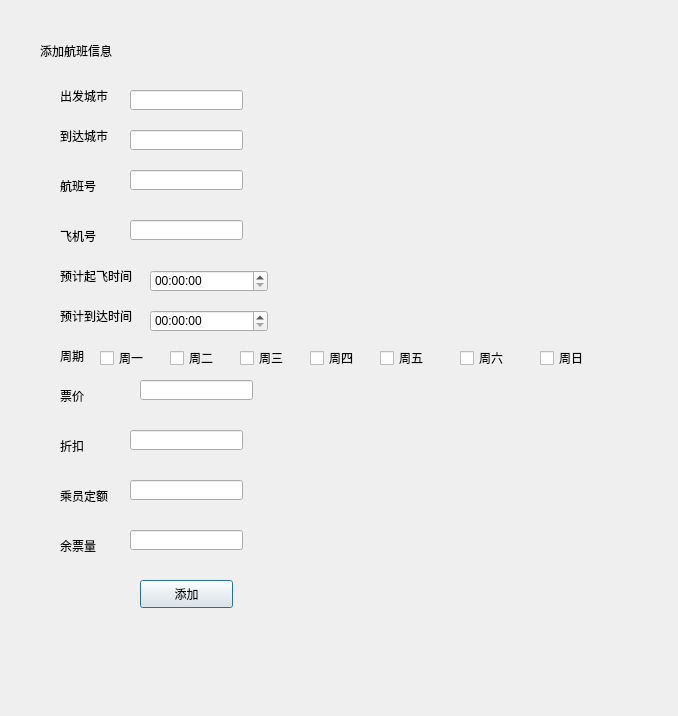
Old version of the form addflight.ui in the repository Dansheng/FlightSystem.
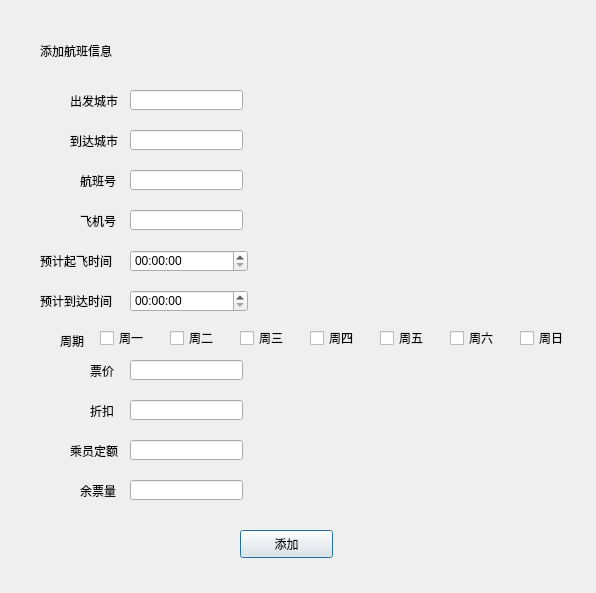
New version of the form.

```diff
--- a/addflight.ui
+++ b/addflight.ui
@@ -6,8 +6,8 @@
    <rect>
     <x>0</x>
     <y>0</y>
-    <width>678</width>
-    <height>716</height>
+    <width>596</width>
+    <height>593</height>
    </rect>
   </property>
   <property name="windowTitle">
@@ -39,10 +39,10 @@
   <widget class="QLabel" name="CityStart_label">
    <property name="geometry">
     <rect>
-     <x>60</x>
-     <y>70</y>
-     <width>101</width>
-     <height>51</height>
+     <x>70</x>
+     <y>90</y>
+     <width>61</width>
+     <height>21</height>
     </rect>
    </property>
    <property name="text">
@@ -52,10 +52,10 @@
   <widget class="QLabel" name="CityEnd_label">
    <property name="geometry">
     <rect>
-     <x>60</x>
-     <y>110</y>
-     <width>101</width>
-     <height>51</height>
+     <x>70</x>
+     <y>130</y>
+     <width>61</width>
+     <height>21</height>
     </rect>
    </property>
    <property name="text">
@@ -85,10 +85,10 @@
   <widget class="QLabel" name="FightNumber_label">
    <property name="geometry">
     <rect>
-     <x>60</x>
-     <y>160</y>
-     <width>101</width>
-     <height>51</height>
+     <x>80</x>
+     <y>170</y>
+     <width>41</width>
+     <height>21</height>
     </rect>
    </property>
    <property name="text">
@@ -99,7 +99,7 @@
    <property name="geometry">
     <rect>
      <x>130</x>
-     <y>220</y>
+     <y>210</y>
      <width>113</width>
      <height>20</height>
     </rect>
@@ -111,10 +111,10 @@
   <widget class="QLabel" name="PlaneNumber_label">
    <property name="geometry">
     <rect>
-     <x>60</x>
+     <x>80</x>
      <y>210</y>
-     <width>101</width>
-     <height>51</height>
+     <width>41</width>
+     <height>21</height>
     </rect>
    </property>
    <property name="text">
@@ -124,10 +124,10 @@
   <widget class="QLabel" name="TimeStart_label">
    <property name="geometry">
     <rect>
-     <x>60</x>
+     <x>40</x>
      <y>250</y>
-     <width>101</width>
-     <height>51</height>
+     <width>81</width>
+     <height>21</height>
     </rect>
    </property>
    <property name="text">
@@ -137,10 +137,10 @@
   <widget class="QLabel" name="TimeEnd_label">
    <property name="geometry">
     <rect>
-     <x>60</x>
+     <x>40</x>
      <y>290</y>
-     <width>101</width>
-     <height>51</height>
+     <width>81</width>
+     <height>21</height>
     </rect>
    </property>
    <property name="text">
@@ -150,10 +150,10 @@
   <widget class="QLabel" name="Price_label">
    <property name="geometry">
     <rect>
-     <x>60</x>
-     <y>370</y>
-     <width>101</width>
-     <height>51</height>
+     <x>90</x>
+     <y>360</y>
+     <width>31</width>
+     <height>21</height>
     </rect>
    </property>
    <property name="text">
@@ -163,8 +163,8 @@
   <widget class="QLineEdit" name="Price_Line">
    <property name="geometry">
     <rect>
-     <x>140</x>
-     <y>380</y>
+     <x>130</x>
+     <y>360</y>
      <width>113</width>
      <height>20</height>
     </rect>
@@ -176,10 +176,10 @@
   <widget class="QLabel" name="Discount_label">
    <property name="geometry">
     <rect>
-     <x>60</x>
-     <y>420</y>
-     <width>101</width>
-     <height>51</height>
+     <x>90</x>
+     <y>400</y>
+     <width>31</width>
+     <height>21</height>
     </rect>
    </property>
    <property name="text">
@@ -190,7 +190,7 @@
    <property name="geometry">
     <rect>
      <x>130</x>
-     <y>430</y>
+     <y>400</y>
      <width>113</width>
      <height>20</height>
     </rect>
@@ -202,10 +202,10 @@
   <widget class="QLabel" name="PeopleNumber_label">
    <property name="geometry">
     <rect>
-     <x>60</x>
-     <y>470</y>
-     <width>101</width>
-     <height>51</height>
+     <x>70</x>
+     <y>440</y>
+     <width>51</width>
+     <height>21</height>
     </rect>
    </property>
    <property name="text">
@@ -216,7 +216,7 @@
    <property name="geometry">
     <rect>
      <x>130</x>
-     <y>480</y>
+     <y>440</y>
      <width>113</width>
      <height>20</height>
     </rect>
@@ -228,10 +228,10 @@
   <widget class="QLabel" name="TicketLeft_Label">
    <property name="geometry">
     <rect>
-     <x>60</x>
-     <y>520</y>
-     <width>101</width>
-     <height>51</height>
+     <x>80</x>
+     <y>480</y>
+     <width>41</width>
+     <height>21</height>
     </rect>
    </property>
    <property name="text">
@@ -242,7 +242,7 @@
    <property name="geometry">
     <rect>
      <x>130</x>
-     <y>530</y>
+     <y>480</y>
      <width>113</width>
      <height>20</height>
     </rect>
@@ -254,8 +254,8 @@
   <widget class="QPushButton" name="pushButton">
    <property name="geometry">
     <rect>
-     <x>140</x>
-     <y>580</y>
+     <x>240</x>
+     <y>530</y>
      <width>93</width>
      <height>28</height>
     </rect>
@@ -267,8 +267,8 @@
   <widget class="QTimeEdit" name="TimeStart">
    <property name="geometry">
     <rect>
-     <x>150</x>
-     <y>270</y>
+     <x>130</x>
+     <y>250</y>
      <width>118</width>
      <height>22</height>
     </rect>
@@ -277,8 +277,8 @@
   <widget class="QTimeEdit" name="TimeEnd">
    <property name="geometry">
     <rect>
-     <x>150</x>
-     <y>310</y>
+     <x>130</x>
+     <y>290</y>
      <width>118</width>
      <height>22</height>
     </rect>
@@ -289,8 +289,8 @@
     <rect>
      <x>60</x>
      <y>330</y>
-     <width>101</width>
-     <height>51</height>
+     <width>31</width>
+     <height>21</height>
     </rect>
    </property>
    <property name="text">
@@ -301,8 +301,8 @@
    <property name="geometry">
     <rect>
      <x>100</x>
-     <y>350</y>
-     <width>71</width>
+     <y>330</y>
+     <width>51</width>
      <height>16</height>
     </rect>
    </property>
@@ -317,7 +317,7 @@
    <property name="geometry">
     <rect>
      <x>170</x>
-     <y>350</y>
+     <y>330</y>
      <width>71</width>
      <height>16</height>
     </rect>
@@ -330,7 +330,7 @@
    <property name="geometry">
     <rect>
      <x>240</x>
-     <y>350</y>
+     <y>330</y>
      <width>71</width>
      <height>16</height>
     </rect>
@@ -343,7 +343,7 @@
    <property name="geometry">
     <rect>
      <x>310</x>
-     <y>350</y>
+     <y>330</y>
      <width>71</width>
      <height>16</height>
     </rect>
@@ -356,7 +356,7 @@
    <property name="geometry">
     <rect>
      <x>380</x>
-     <y>350</y>
+     <y>330</y>
      <width>71</width>
      <height>16</height>
     </rect>
@@ -368,8 +368,8 @@
   <widget class="QCheckBox" name="Sunday">
    <property name="geometry">
     <rect>
-     <x>540</x>
-     <y>350</y>
+     <x>520</x>
+     <y>330</y>
      <width>71</width>
      <height>16</height>
     </rect>
@@ -381,8 +381,8 @@
   <widget class="QCheckBox" name="Saturday">
    <property name="geometry">
     <rect>
-     <x>460</x>
-     <y>350</y>
+     <x>450</x>
+     <y>330</y>
      <width>71</width>
      <height>16</height>
     </rect>
```
